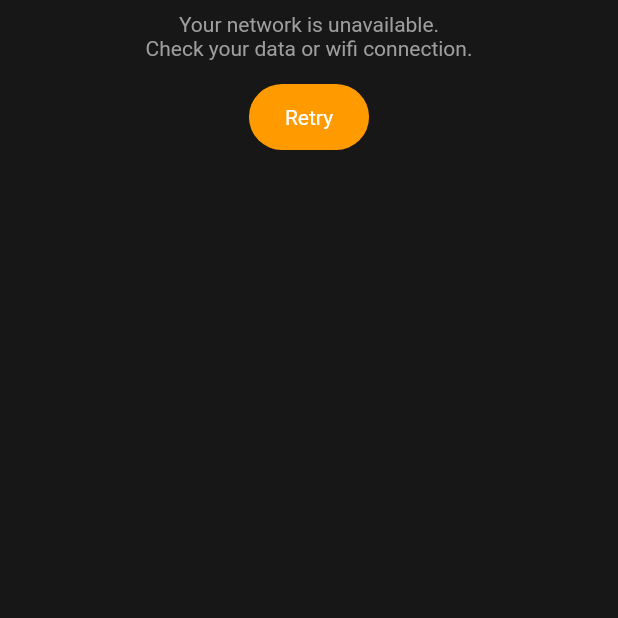
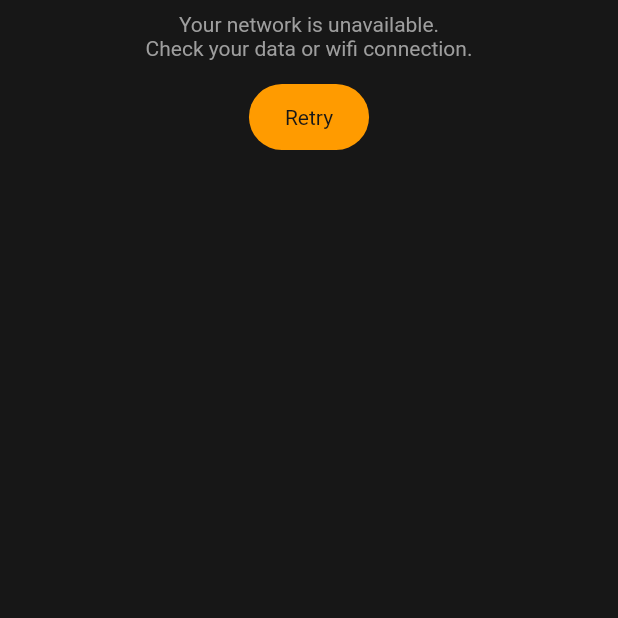
Before and after one commit to MahdiGharooni/contact_manager, a Flutter app: the OfflinePage screen opened directly, on a phone screen of 412 x 824 dp, the part 615-1233 px from its top. Run offline on Flutter 3.47's test engine with Material 2 defaults, Android fonts, the phone set to English and light mode, and no system bars; our stand-ins replace cached_network_image, connectivity_plus, equatable, flutter_bloc, shared_preferences, shimmer; accounts and stored records are empty.

Commit message:
clean code

```diff
--- a/lib/main.dart
+++ b/lib/main.dart
@@ -39,7 +39,6 @@ class _MyAppState extends State<MyApp> {
       child: MaterialApp(
         home: _hasInternet
             ? const SplashPage()
-            // const SafeArea(child: HomePage(title: 'Contact Manager'))
             : const OfflinePage(title: 'Contact Manager'),
         theme: ThemeManager.getTheme(),
         debugShowCheckedModeBanner: false,
--- a/lib/pages/offline_page.dart
+++ b/lib/pages/offline_page.dart
@@ -39,22 +39,22 @@ class _OfflinePageState extends State<OfflinePage> {
             const SizedBox(
               height: 16,
             ),
-            InkWell(
+            GestureDetector(
               child: Container(
                   child: _timerStarted
                       ? Container(
-                          child: const CircularProgressIndicator(
-                            color: Colors.white,
+                          child: CircularProgressIndicator(
+                            color: ThemeManager.darkCursorColor.shade100,
                             strokeWidth: 3,
                           ),
                           width: 18,
                           height: 18,
                           margin: const EdgeInsets.symmetric(horizontal: 6),
                         )
-                      : const Text(
+                      : Text(
                           retry,
                           style: TextStyle(
-                            color: Colors.white,
+                            color: ThemeManager.darkCursorColor.shade100,
                           ),
                         ),
                   padding:
```
